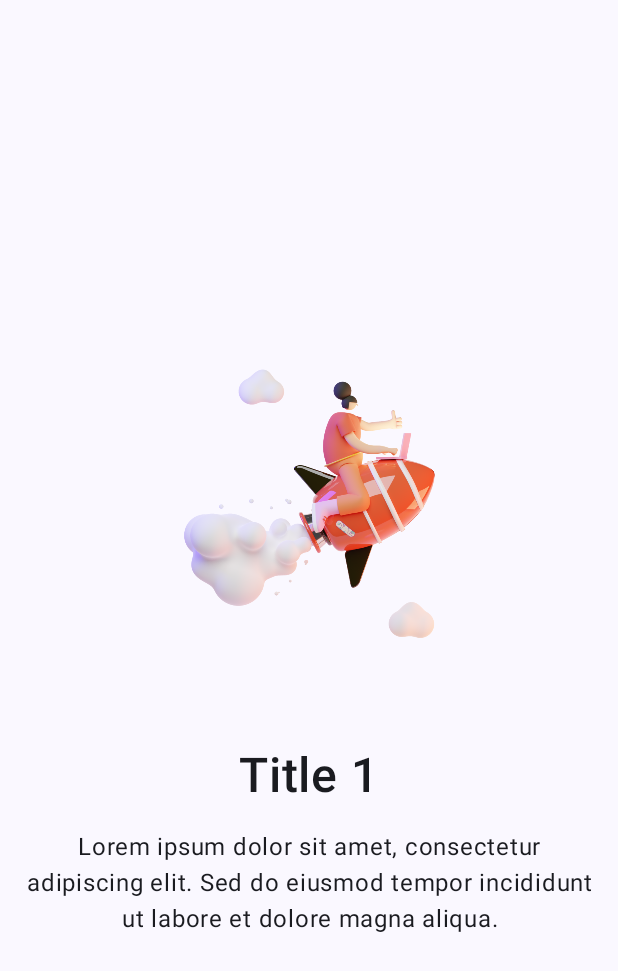
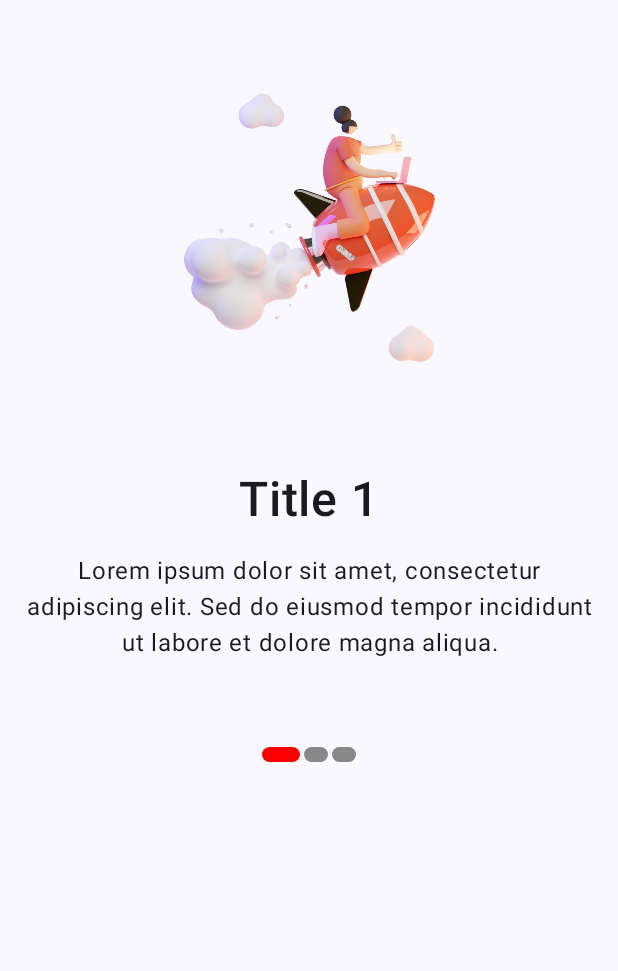
Before and after one commit to dev-satyamthakur/Onboarding-Screen-Jetpack-Compose, an Android app built with Jetpack Compose: the screen it shows after launch (MainActivity), on a phone screen of 412 x 824 dp. Shown: the top 971 px of the screen. Run offline under Robolectric (Android 15) with nearby library versions, the phone set to English and light mode, and no system bars.

Commit message:
Adding pager indicator

```diff
--- a/app/src/main/java/com/satyamthakur/learning/onboardingscreen/data/PagerScreen.kt
+++ b/app/src/main/java/com/satyamthakur/learning/onboardingscreen/data/PagerScreen.kt
@@ -1,9 +1,13 @@
 package com.satyamthakur.learning.onboardingscreen.data
 
+import androidx.compose.animation.core.animateDpAsState
 import androidx.compose.foundation.ExperimentalFoundationApi
 import androidx.compose.foundation.Image
+import androidx.compose.foundation.background
 import androidx.compose.foundation.layout.Arrangement
+import androidx.compose.foundation.layout.Box
 import androidx.compose.foundation.layout.Column
+import androidx.compose.foundation.layout.Row
 import androidx.compose.foundation.layout.Spacer
 import androidx.compose.foundation.layout.fillMaxSize
 import androidx.compose.foundation.layout.height
@@ -11,10 +15,13 @@ import androidx.compose.foundation.layout.padding
 import androidx.compose.foundation.layout.width
 import androidx.compose.foundation.pager.HorizontalPager
 import androidx.compose.foundation.pager.rememberPagerState
+import androidx.compose.foundation.shape.CircleShape
 import androidx.compose.material3.Text
 import androidx.compose.runtime.Composable
 import androidx.compose.ui.Alignment
 import androidx.compose.ui.Modifier
+import androidx.compose.ui.draw.clip
+import androidx.compose.ui.graphics.Color
 import androidx.compose.ui.res.painterResource
 import androidx.compose.ui.text.font.FontFamily
 import androidx.compose.ui.text.font.FontWeight
@@ -30,14 +37,49 @@ fun PagerScreen(items: List<OnboardingData>) {
     val pagerState = rememberPagerState(
         pageCount = { items.size }
     )
-
-    HorizontalPager(
-        state = pagerState,
-        modifier = Modifier.fillMaxSize()
-    ) { page ->
-        PageView(item = items[page])
+    Column(
+        modifier = Modifier
+            .fillMaxSize(),
+        horizontalAlignment = Alignment.CenterHorizontally
+    ) {
+        HorizontalPager(
+            state = pagerState,
+        ) { page ->
+            PageView(item = items[page])
+        }
+        PagerIndicator(size = items.size, currentPage = pagerState.currentPage)
     }
 
+}
+
+@Composable
+fun PagerIndicator(
+    size: Int,
+    currentPage: Int
+) {
+    Row(
+        horizontalArrangement = Arrangement.SpaceBetween,
+        modifier = Modifier.padding(top = 40.dp)
+    ) {
+        repeat(size) {
+            Indicator(isSelected = it == currentPage)
+        }
+    }
+}
+
+@Composable
+fun Indicator(isSelected: Boolean) {
+    val width = animateDpAsState(targetValue = if (isSelected) 25.dp else 16.dp)
+    Box(
+        modifier = Modifier
+            .padding(1.dp)
+            .height(10.dp)
+            .width(width.value)
+            .clip(CircleShape)
+            .background(
+                if (isSelected) Color.Red else Color.Gray
+            )
+    )
 }
 
 @Composable
@@ -46,8 +88,7 @@ fun PageView(item: OnboardingData) {
         horizontalAlignment = Alignment.CenterHorizontally,
         verticalArrangement = Arrangement.Center,
         modifier = Modifier
-            .fillMaxSize()
-            .padding(horizontal = 16.dp)
+            .padding(16.dp)
     ) {
 
         Image(
```
